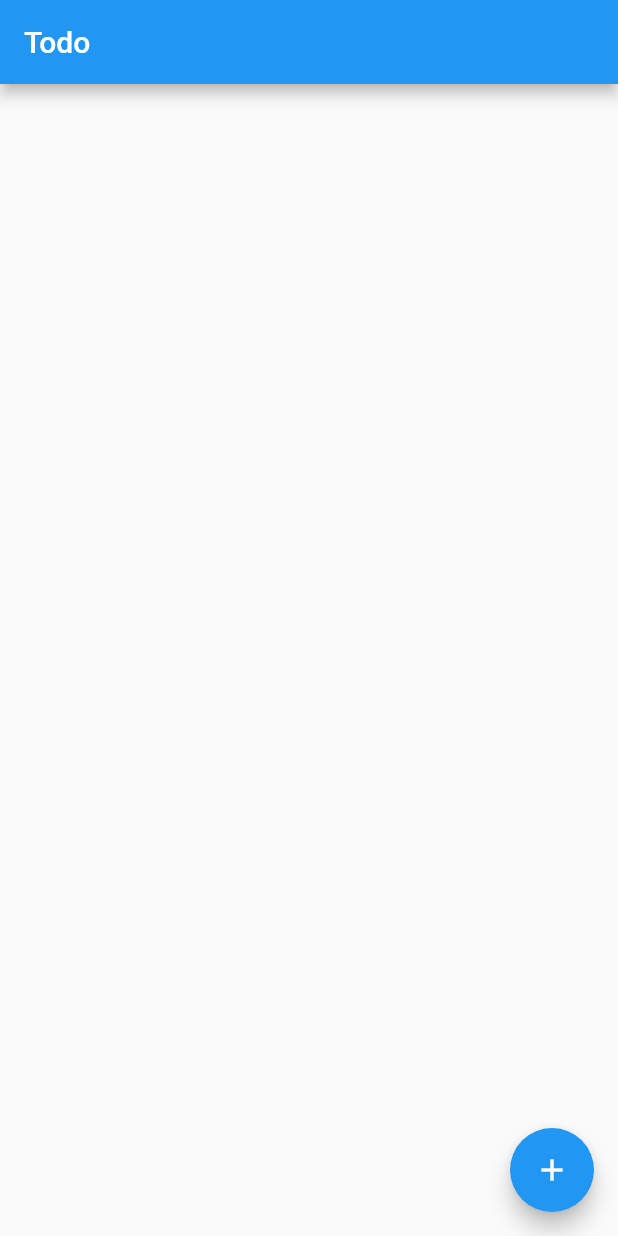
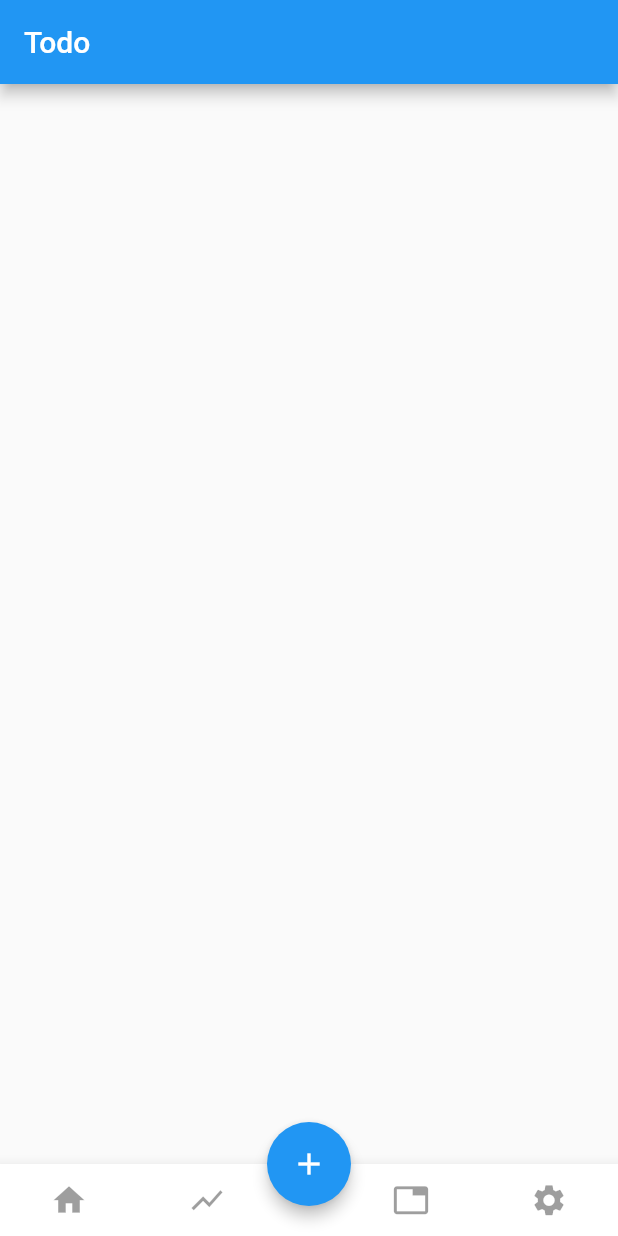
Before and after one commit to raunakhajela/flutter-todolist-app, a Flutter app: the screen it shows after launch, on a phone screen of 412 x 824 dp. Run offline on Flutter 3.47's test engine with Material 2 defaults, Android fonts, the phone set to English and light mode, and no system bars.

Commit message:
Added bottom navigation icons and floatingActionButtonLocation

```diff
--- a/lib/main.dart
+++ b/lib/main.dart
@@ -227,7 +227,21 @@ class _MyHomePageState extends State<MyHomePage> {
         onPressed: _pushAddTodoScreen,
         tooltip: 'Increment',
         child: new Icon(Icons.add),
-      ), // This trailing comma makes auto-formatting nicer for build methods.
+        elevation: 4.0,
+      ),
+      bottomNavigationBar: BottomAppBar(
+        child: new Row(
+          mainAxisAlignment: MainAxisAlignment.spaceAround,
+          children: <Widget>[
+            IconButton(icon: Icon(Icons.home), iconSize: 25.0,),
+            IconButton(icon: Icon(Icons.show_chart), iconSize: 25.0,),
+            new Text(''),
+            IconButton(icon: Icon(Icons.tab), iconSize: 25.0,),
+            IconButton(icon: Icon(Icons.settings), iconSize: 25.0,)
+          ],
+        ),
+      ),
+      floatingActionButtonLocation: FloatingActionButtonLocation.centerDocked,
     );
   }
 
```
